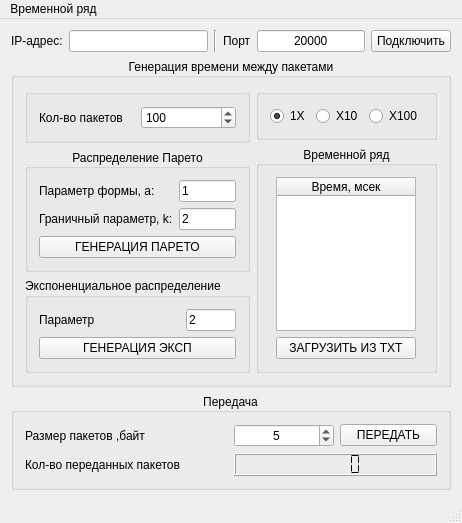
Before: the Qt Designer form tcp_hurst/mainwindow.ui in svetloffyaroslav/HurstBurst, drawn with Qt 5.
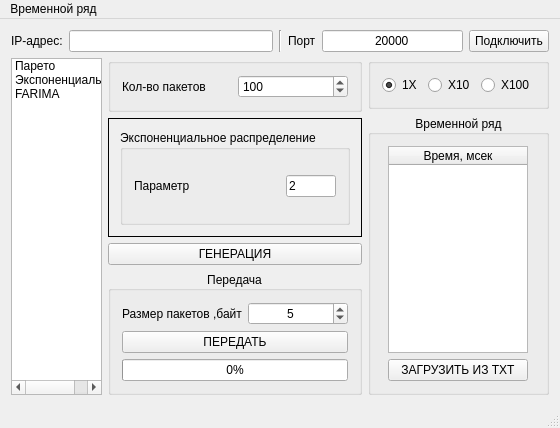
After: the same form once the commit is applied. The open tabs and pages were chosen to show the change.

Commit message: Новый интерфейс

What changed in the file:
```diff
--- a/tcp_hurst/mainwindow.ui
+++ b/tcp_hurst/mainwindow.ui
@@ -6,15 +6,15 @@
    <rect>
     <x>0</x>
     <y>0</y>
-    <width>420</width>
-    <height>503</height>
+    <width>560</width>
+    <height>393</height>
    </rect>
   </property>
   <property name="windowTitle">
    <string/>
   </property>
   <widget class="QWidget" name="centralWidget">
-   <layout class="QGridLayout" name="gridLayout_14">
+   <layout class="QGridLayout" name="gridLayout_24">
     <item row="0" column="0">
      <layout class="QGridLayout" name="gridLayout_21">
       <item row="0" column="0">
@@ -79,62 +79,140 @@
      </layout>
     </item>
     <item row="1" column="0">
-     <widget class="QGroupBox" name="groupBox_Pareto">
-      <property name="title">
-       <string>Генерация времени между пакетами</string>
-      </property>
-      <property name="alignment">
-       <set>Qt::AlignCenter</set>
-      </property>
       <layout class="QGridLayout" name="gridLayout_22">
        <item row="0" column="0">
+       <widget class="QListWidget" name="listWidget">
+        <item>
+         <property name="text">
+          <string>Парето</string>
+         </property>
+        </item>
+        <item>
+         <property name="text">
+          <string>Экспоненциальное</string>
+         </property>
+        </item>
+        <item>
+         <property name="text">
+          <string>FARIMA</string>
+         </property>
+        </item>
+       </widget>
+      </item>
+      <item row="0" column="1">
         <layout class="QGridLayout" name="gridLayout_16">
+        <item row="0" column="0">
+         <widget class="QGroupBox" name="groupBox_4">
+          <property name="title">
+           <string/>
+          </property>
+          <layout class="QGridLayout" name="gridLayout_15">
+           <item row="0" column="0">
+            <layout class="QGridLayout" name="gridLayout_17">
+             <item row="0" column="0">
+              <widget class="QLabel" name="label_8">
+               <property name="text">
+                <string>Кол-во пакетов</string>
+               </property>
+              </widget>
+             </item>
+             <item row="0" column="1">
+              <widget class="QSpinBox" name="spinBox_parametr_N">
+               <property name="minimum">
+                <number>1</number>
+               </property>
+               <property name="maximum">
+                <number>1500</number>
+               </property>
+               <property name="value">
+                <number>100</number>
+               </property>
+              </widget>
+             </item>
+            </layout>
+           </item>
+          </layout>
+         </widget>
+        </item>
+        <item row="3" column="0">
+         <widget class="QGroupBox" name="groupBox_Transmission">
+          <property name="enabled">
+           <bool>true</bool>
+          </property>
+          <property name="title">
+           <string>Передача</string>
+          </property>
+          <property name="alignment">
+           <set>Qt::AlignCenter</set>
+          </property>
+          <layout class="QGridLayout" name="gridLayout_7">
+           <item row="0" column="0">
+            <layout class="QGridLayout" name="gridLayout_6">
+             <item row="0" column="0">
+              <widget class="QLabel" name="label_4">
+               <property name="text">
+                <string>Размер пакетов ,байт</string>
+               </property>
+              </widget>
+             </item>
+            </layout>
+           </item>
+           <item row="0" column="1">
+            <layout class="QGridLayout" name="gridLayout_5">
+             <item row="0" column="0">
+              <widget class="QSpinBox" name="spinBox_SizeOfPacket">
+               <property name="minimumSize">
+                <size>
+                 <width>100</width>
+                 <height>0</height>
+                </size>
+               </property>
+               <property name="alignment">
+                <set>Qt::AlignCenter</set>
+               </property>
+               <property name="minimum">
+                <number>1</number>
+               </property>
+               <property name="maximum">
+                <number>15384</number>
+               </property>
+               <property name="value">
+                <number>5</number>
+               </property>
+              </widget>
+             </item>
+            </layout>
+           </item>
+           <item row="1" column="0" colspan="2">
+            <widget class="QPushButton" name="pushButton_Transmit">
+             <property name="text">
+              <string>ПЕРЕДАТЬ</string>
+             </property>
+             <property name="checkable">
+              <bool>false</bool>
+             </property>
+            </widget>
+           </item>
+           <item row="2" column="0" colspan="2">
+            <widget class="QProgressBar" name="progressBar">
+             <property name="value">
+              <number>0</number>
+             </property>
+            </widget>
+           </item>
+          </layout>
+         </widget>
+        </item>
          <item row="1" column="0">
+         <widget class="QStackedWidget" name="stackedWidget_ParametersOfDistribution">
+          <property name="frameShape">
+           <enum>QFrame::Box</enum>
+          </property>
+          <property name="currentIndex">
+           <number>0</number>
+          </property>
+          <widget class="QWidget" name="page">
           <layout class="QGridLayout" name="gridLayout_3">
-           <item row="1" column="0">
-            <widget class="QGroupBox" name="groupBox_3">
-             <property name="title">
-              <string>Экспоненциальное распределение</string>
-             </property>
-             <layout class="QGridLayout" name="gridLayout_23">
-              <item row="0" column="0">
-               <layout class="QGridLayout" name="gridLayout_18">
-                <item row="0" column="0">
-                 <layout class="QGridLayout" name="gridLayout_2">
-                  <item row="0" column="0">
-                   <widget class="QLabel" name="label_3">
-                    <property name="text">
-                     <string>Параметр</string>
-                    </property>
-                   </widget>
-                  </item>
-                  <item row="0" column="1">
-                   <widget class="QLineEdit" name="lineEdit_parametr_L">
-                    <property name="maximumSize">
-                     <size>
-                      <width>50</width>
-                      <height>16777215</height>
-                     </size>
-                    </property>
-                    <property name="text">
-                     <string>2</string>
-                    </property>
-                   </widget>
-                  </item>
-                 </layout>
-                </item>
-                <item row="1" column="0">
-                 <widget class="QPushButton" name="pushButton_GenExp">
-                  <property name="text">
-                   <string>ГЕНЕРАЦИЯ ЭКСП</string>
-                  </property>
-                 </widget>
-                </item>
-               </layout>
-              </item>
-             </layout>
-            </widget>
-           </item>
            <item row="0" column="0">
             <widget class="QGroupBox" name="groupBox">
              <property name="title">
@@ -144,24 +222,6 @@
               <set>Qt::AlignCenter</set>
              </property>
              <layout class="QGridLayout" name="gridLayout_4">
-              <item row="0" column="0">
-               <layout class="QGridLayout" name="gridLayout_11">
-                <item row="0" column="0">
-                 <widget class="QLabel" name="label_6">
-                  <property name="text">
-                   <string>Параметр формы, a:</string>
-                  </property>
-                 </widget>
-                </item>
-                <item row="1" column="0">
-                 <widget class="QLabel" name="label_7">
-                  <property name="text">
-                   <string>Граничный параметр, k:</string>
-                  </property>
-                 </widget>
-                </item>
-               </layout>
-              </item>
               <item row="0" column="1">
                <layout class="QGridLayout" name="gridLayout_12">
                 <item row="0" column="0">
@@ -184,44 +244,57 @@
                 </item>
                </layout>
               </item>
-              <item row="1" column="0" colspan="2">
-               <widget class="QPushButton" name="pushButton_GenPareto">
+               <item row="0" column="0">
+                <layout class="QGridLayout" name="gridLayout_11">
+                 <item row="0" column="0">
+                  <widget class="QLabel" name="label_6">
                 <property name="text">
-                 <string>ГЕНЕРАЦИЯ ПАРЕТО</string>
+                    <string>Параметр формы, a:</string>
                 </property>
                </widget>
               </item>
-             </layout>
+                 <item row="1" column="0">
+                  <widget class="QLabel" name="label_7">
+                   <property name="text">
+                    <string>Граничный параметр, k:</string>
+                   </property>
             </widget>
            </item>
           </layout>
          </item>
+              </layout>
+             </widget>
+            </item>
+           </layout>
+          </widget>
+          <widget class="QWidget" name="page_2">
+           <layout class="QGridLayout" name="gridLayout_14">
          <item row="0" column="0">
-          <widget class="QGroupBox" name="groupBox_4">
+             <widget class="QGroupBox" name="groupBox_3">
            <property name="title">
-            <string/>
-           </property>
-           <layout class="QGridLayout" name="gridLayout_15">
+               <string>Экспоненциальное распределение</string>
+              </property>
+              <layout class="QGridLayout" name="gridLayout_18">
             <item row="0" column="0">
-             <layout class="QGridLayout" name="gridLayout_17">
+                <layout class="QGridLayout" name="gridLayout_2">
               <item row="0" column="0">
-               <widget class="QLabel" name="label_8">
+                  <widget class="QLabel" name="label_3">
                 <property name="text">
-                 <string>Кол-во пакетов</string>
+                    <string>Параметр</string>
                 </property>
                </widget>
               </item>
               <item row="0" column="1">
-               <widget class="QSpinBox" name="spinBox_parametr_N">
-                <property name="minimum">
-                 <number>1</number>
-                </property>
-                <property name="maximum">
-                 <number>1500</number>
-                </property>
-                <property name="value">
-                 <number>100</number>
-                </property>
+                  <widget class="QLineEdit" name="lineEdit_parametr_L">
+                   <property name="maximumSize">
+                    <size>
+                     <width>50</width>
+                     <height>16777215</height>
+                    </size>
+                   </property>
+                   <property name="text">
+                    <string>2</string>
+                   </property>
                </widget>
               </item>
              </layout>
@@ -230,50 +303,22 @@
           </widget>
          </item>
         </layout>
-       </item>
-       <item row="0" column="1">
+          </widget>
+          <widget class="QWidget" name="page_3"/>
+         </widget>
+        </item>
+        <item row="2" column="0">
+         <widget class="QPushButton" name="pushButton_GenerateTime">
+          <property name="text">
+           <string>ГЕНЕРАЦИЯ</string>
+          </property>
+         </widget>
+        </item>
+       </layout>
+      </item>
+      <item row="0" column="2">
         <layout class="QGridLayout" name="gridLayout_13">
-         <item row="0" column="0">
-          <widget class="QGroupBox" name="groupBox_2">
-           <property name="title">
-            <string/>
-           </property>
-           <layout class="QGridLayout" name="gridLayout_9">
-            <item row="0" column="0">
-             <layout class="QGridLayout" name="gridLayout">
-              <item row="0" column="2">
-               <widget class="QRadioButton" name="radioButton_X100">
-                <property name="text">
-                 <string>X100</string>
-                </property>
-               </widget>
-              </item>
-              <item row="0" column="1">
-               <widget class="QRadioButton" name="radioButton_X10">
-                <property name="text">
-                 <string>X10</string>
-                </property>
-                <property name="checked">
-                 <bool>false</bool>
-                </property>
-               </widget>
-              </item>
-              <item row="0" column="0">
-               <widget class="QRadioButton" name="radioButton_1X">
-                <property name="text">
-                 <string>1X</string>
-                </property>
-                <property name="checked">
-                 <bool>true</bool>
-                </property>
-               </widget>
-              </item>
-             </layout>
-            </item>
-           </layout>
-          </widget>
-         </item>
-         <item row="1" column="0">
+        <item row="2" column="0">
           <widget class="QGroupBox" name="groupBox_TimeRow">
            <property name="enabled">
             <bool>true</bool>
@@ -331,91 +376,49 @@
            </layout>
           </widget>
          </item>
-        </layout>
-       </item>
-      </layout>
-      <zorder></zorder>
-     </widget>
-    </item>
-    <item row="2" column="0">
-     <widget class="QGroupBox" name="groupBox_Transmission">
-      <property name="enabled">
-       <bool>true</bool>
-      </property>
-      <property name="title">
-       <string>Передача</string>
-      </property>
-      <property name="alignment">
-       <set>Qt::AlignCenter</set>
-      </property>
-      <layout class="QGridLayout" name="gridLayout_24">
-       <item row="0" column="0">
-        <layout class="QGridLayout" name="gridLayout_7">
-         <item row="0" column="0">
-          <layout class="QGridLayout" name="gridLayout_6">
-           <item row="0" column="0">
-            <widget class="QLabel" name="label_4">
-             <property name="text">
-              <string>Размер пакетов ,байт</string>
-             </property>
-            </widget>
-           </item>
            <item row="1" column="0">
-            <widget class="QLabel" name="label_5">
-             <property name="text">
-              <string>Кол-во переданных пакетов</string>
-             </property>
-            </widget>
-           </item>
-          </layout>
-         </item>
-         <item row="0" column="1">
-          <layout class="QGridLayout" name="gridLayout_5">
+         <widget class="QGroupBox" name="groupBox_2">
+          <property name="title">
+           <string/>
+          </property>
+          <layout class="QGridLayout" name="gridLayout_9">
            <item row="0" column="0">
-            <widget class="QSpinBox" name="spinBox_SizeOfPacket">
-             <property name="minimumSize">
-              <size>
-               <width>100</width>
-               <height>0</height>
-              </size>
-             </property>
-             <property name="alignment">
-              <set>Qt::AlignCenter</set>
-             </property>
-             <property name="minimum">
-              <number>1</number>
-             </property>
-             <property name="maximum">
-              <number>15384</number>
-             </property>
-             <property name="value">
-              <number>5</number>
+            <layout class="QGridLayout" name="gridLayout">
+             <item row="0" column="2">
+              <widget class="QRadioButton" name="radioButton_X100">
+               <property name="text">
+                <string>X100</string>
              </property>
             </widget>
            </item>
            <item row="0" column="1">
-            <widget class="QPushButton" name="pushButton_Transmit">
+              <widget class="QRadioButton" name="radioButton_X10">
              <property name="text">
-              <string>ПЕРЕДАТЬ</string>
-             </property>
-             <property name="checkable">
+                <string>X10</string>
+               </property>
+               <property name="checked">
               <bool>false</bool>
              </property>
             </widget>
            </item>
-           <item row="1" column="0" colspan="2">
-            <widget class="QLCDNumber" name="lcdNumber">
-             <property name="segmentStyle">
-              <enum>QLCDNumber::Flat</enum>
-             </property>
+             <item row="0" column="0">
+              <widget class="QRadioButton" name="radioButton_1X">
+               <property name="text">
+                <string>1X</string>
+               </property>
+               <property name="checked">
+                <bool>true</bool>
+               </property>
             </widget>
            </item>
           </layout>
          </item>
         </layout>
-       </item>
-      </layout>
-     </widget>
+         </widget>
+        </item>
+       </layout>
+      </item>
+     </layout>
     </item>
    </layout>
   </widget>
@@ -424,8 +427,8 @@
     <rect>
      <x>0</x>
      <y>0</y>
-     <width>420</width>
-     <height>18</height>
+     <width>560</width>
+     <height>21</height>
     </rect>
    </property>
    <widget class="QMenu" name="menu">
```
Lines whose indentation alone changed are shown as unchanged. The commit also changes 2 other files.
